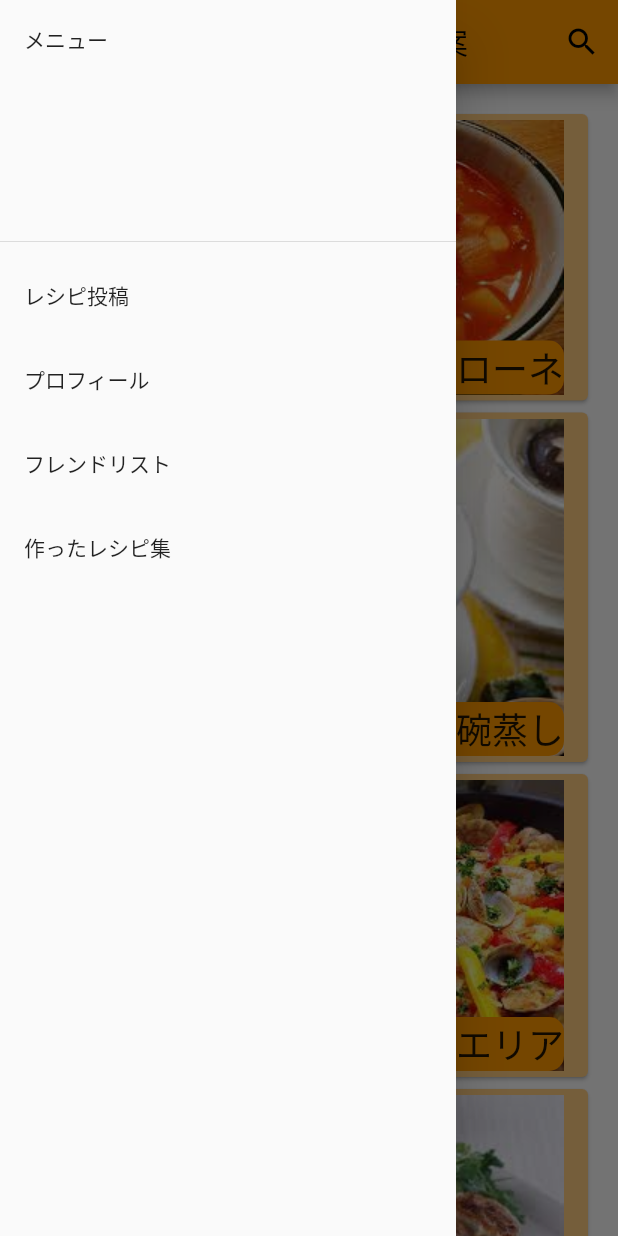
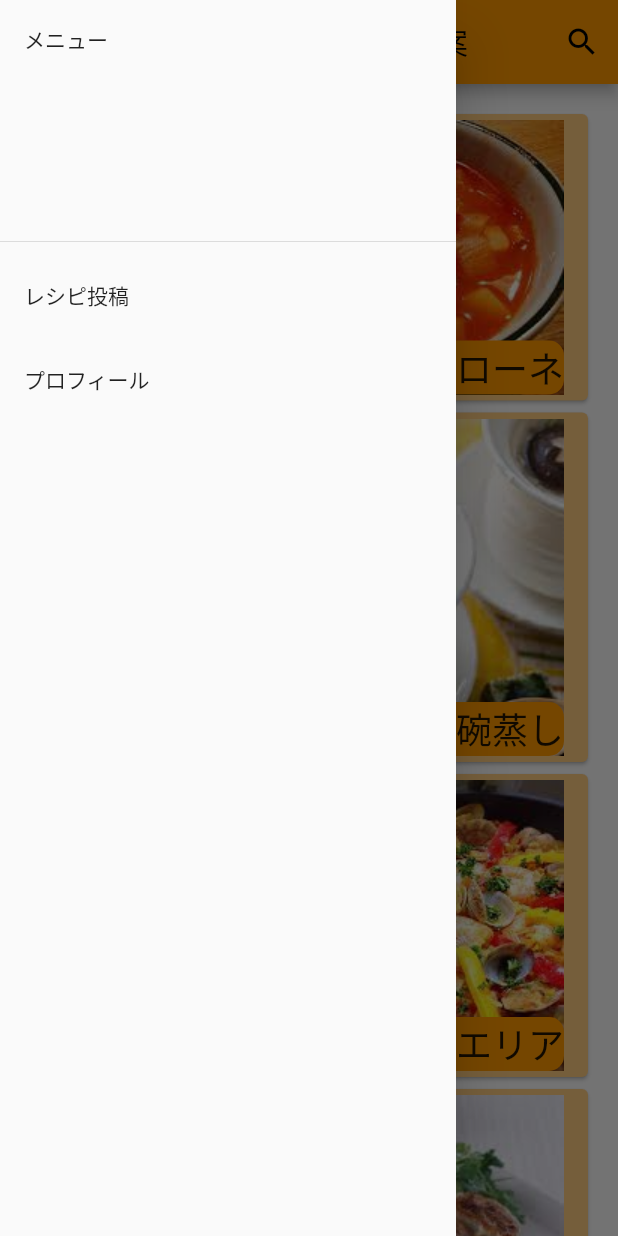
Before and after one commit to enpitut2021/phoenix, a Flutter app: the screen it shows after launch, with the side drawer open, on a phone screen of 412 x 824 dp. Run offline on Flutter 3.47's test engine with Material 2 defaults, Android fonts, the phone set to English and light mode, and no system bars; our stand-ins replace cloud_firestore, firebase_core; missing offline and left inert: cloud_firestore_web, firebase_core_web, firebase_storage_web, flutter_keyboard_visibility_web, image_picker_for_web; accounts and stored records are empty.

Commit message:
遷移の微調整

```diff
--- a/lib/main.dart
+++ b/lib/main.dart
@@ -116,18 +116,18 @@ class _SuggestRecipesState extends State<SuggestRecipes> {
               Navigator.pushNamed((context), '/profil');
             },
           ),
-          ListTile(
-            title: const Text('フレンドリスト'),
-            onTap: () {
-              Navigator.pushNamed((context), '/friendList');
-            },
-          ),
-          ListTile(
-            title: const Text('作ったレシピ集'),
-            onTap: () {
-              Navigator.pushNamed((context), '/registerPage');
-            },
-          ),
+          // ListTile(
+          //   title: const Text('フレンドリスト'),
+          //   onTap: () {
+          //     Navigator.pushNamed((context), '/friendList');
+          //   },
+          // ),
+          // ListTile(
+          //   title: const Text('作ったレシピ集'),
+          //   onTap: () {
+          //     Navigator.pushNamed((context), '/registerPage');
+          //   },
+          // ),
         ]),
       ),
       body: _buildSuggestions(
```
Also changed, not shown: 1 other file.
